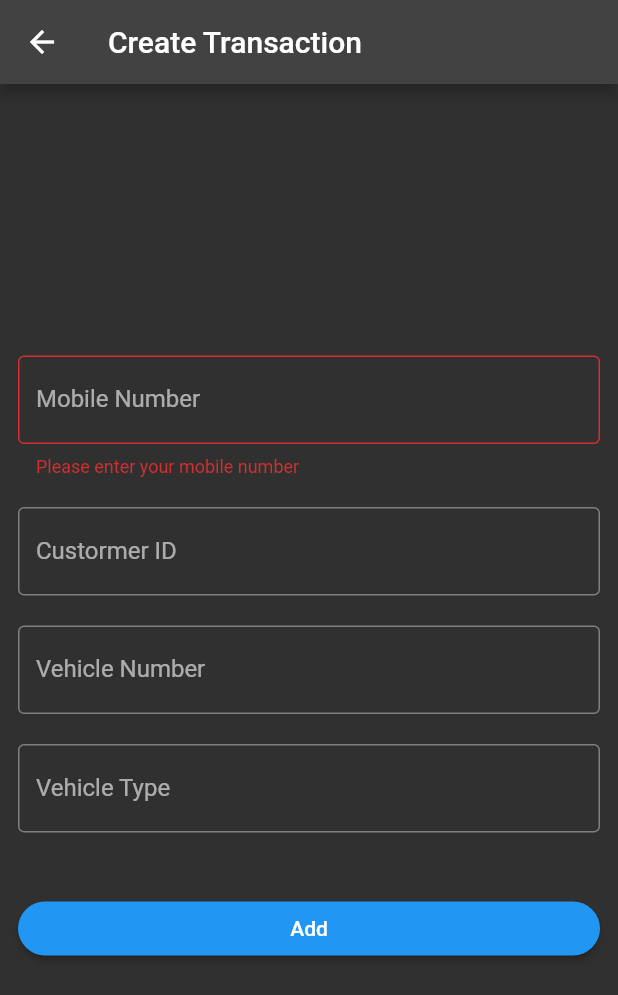
After one commit to AnuroopFarkya11/parkinnapi, a Flutter app: the CreateTransaction screen opened directly, after a tap on "Add", on a phone screen of 412 x 824 dp. The commit adds this screen. Shown: the top 995 px of the screen. Run offline on Flutter 3.47's test engine with Material 2 defaults, Android fonts, the phone set to English and light mode, and no system bars; our stand-ins replace get, shared_preferences; accounts and stored records are empty.

Commit message:
initial commit

```diff
--- a/lib/Modals/transaction_modal.dart
+++ b/lib/Modals/transaction_modal.dart
@@ -14,7 +14,7 @@ class Transaction {
   late DateTime? startTime;
   late DateTime? endTime;
   late String? locationId;
-  late int? amount;
+  late int amount;
   late int? closingBalance;
   late DateTime? createDate;
 
@@ -24,7 +24,7 @@ class Transaction {
       this.startTime,
       this.endTime,
       this.locationId,
-      this.amount,
+      this.amount = 0,
       this.closingBalance,
       this.createDate});
 }
--- /dev/null
+++ b/lib/Screens/transaction_screen/create_controller.dart
@@ -0,0 +1,21 @@
+import 'package:get/get.dart';
+import 'package:flutter/material.dart';
+
+class CreateTransactionController extends GetxController{
+
+  GlobalKey<FormState> mobileKey = GlobalKey<FormState>();
+  GlobalKey<FormState> customerIdKey = GlobalKey<FormState>();
+  GlobalKey<FormState> vehicleTypeKey = GlobalKey<FormState>();
+  GlobalKey<FormState> vehicleNumberKey = GlobalKey<FormState>();
+
+
+  TextEditingController mobileController = TextEditingController();
+  TextEditingController customerIdController = TextEditingController();
+  TextEditingController vehicleTypeController = TextEditingController();
+  TextEditingController vehicleNumberController = TextEditingController();
+
+
+
+
+
+}
--- /dev/null
+++ b/lib/Screens/transaction_screen/create_transaction.dart
@@ -0,0 +1,180 @@
+import 'package:flutter/material.dart';
+import 'package:flutter/services.dart';
+import 'package:get/get.dart';
+import 'package:parkinnapi/Screens/transaction_screen/create_controller.dart';
+
+import '../../Modals/customer_modal.dart';
+import '../../Services/api/api_services.dart';
+class CreateTransaction extends StatefulWidget {
+  const CreateTransaction({Key? key}) : super(key: key);
+
+  @override
+  State<CreateTransaction> createState() => _CreateTransactionState();
+}
+
+class _CreateTransactionState extends State<CreateTransaction> {
+  CreateTransactionController controller = Get.put(CreateTransactionController());
+  @override
+  Widget build(BuildContext context) {
+    return Scaffold(
+      appBar: AppBar(
+        title: const Text("Create Transaction"),
+      ),
+      body: Container(
+        padding: const EdgeInsets.all(12),
+        child: Column(
+          mainAxisAlignment: MainAxisAlignment.center,
+          crossAxisAlignment: CrossAxisAlignment.stretch,
+          children: [
+            Form(
+              key: controller.mobileKey,
+              child: TextFormField(
+                keyboardType: TextInputType.number,
+                inputFormatters: [FilteringTextInputFormatter.digitsOnly],
+                validator: (value) {
+                  if (value!.isEmpty) {
+                    return "Please enter your mobile number";
+                  }
+                },
+                controller: controller.mobileController,
+                decoration: InputDecoration(
+                    border: OutlineInputBorder(), labelText: "Mobile Number"),
+              ),
+            ),
+            const SizedBox(
+              height: 20,
+            ),
+            Form(
+              key: controller.customerIdKey,
+              child: TextFormField(
+                controller: controller.customerIdController,
+                validator: (value) {
+                  if (value!.isEmpty) {
+                    return "Please enter your Customer ID";
+                  }
+                },
+                decoration: InputDecoration(
+                    border: OutlineInputBorder(), labelText: "Custormer ID"),
+              ),
+            ),
+            const SizedBox(
+              height: 20,
+            ),
+            Form(
+              key: controller.vehicleNumberKey,
+              child: TextFormField(
+                validator: (value) {
+                  if (value!.isEmpty) {
+                    return "Please enter your vehicle number";
+                  }
+                },
+                controller: controller.vehicleNumberController,
+                decoration: InputDecoration(
+                    border: OutlineInputBorder(), labelText: "Vehicle Number"),
+              ),
+            ),
+            const SizedBox(
+              height: 20,
+            ),
+            Form(
+              key: controller.vehicleTypeKey,
+              child: TextFormField(
+                controller: controller.vehicleTypeController,
+                validator: (value) {
+                  if (value!.isEmpty) {
+                    return "Please enter your vehicle type";
+                  }
+                },
+                decoration: InputDecoration(
+                    border: OutlineInputBorder(), labelText: "Vehicle Type"),
+              ),
+            ),
+            SizedBox(
+              height: 40,
+            ),
+            ElevatedButton(
+              onPressed: () {
+                if (controller.mobileKey.currentState!.validate() &&
+                    controller.customerIdKey.currentState!.validate() &&
+                    controller.vehicleNumberKey.currentState!.validate() &&
+                    controller.vehicleTypeKey.currentState!.validate()) {
+                  Get.defaultDialog(
+                      content: FutureBuilder(
+                          future: API.addVehicle(
+                              mobileNumber:controller.mobileController.text,
+                              customerId:controller.customerIdController.text,
+                              vehicleType:controller.vehicleTypeController.text,
+                              vehicleNumber:controller.vehicleNumberController.text
+                          ),
+                          builder: (builder, snapshot) {
+                            if (snapshot.connectionState ==
+                                ConnectionState.done) {
+                              if (snapshot.hasError) {
+                                return Center(
+                                  child: Text(snapshot.error.toString()),
+                                );
+                              }
+                              Customer? customer = snapshot.data;
+                              return Column(
+                                children: [
+                                  Text(
+                                      "CUSTOMER NUMBER: ${customer!.mobileNumber}"),
+                                  Text("CUSTOMER ID: ${customer.customerId}"),
+                                  Text("DATE: ${customer.createDate}"),
+                                  Text("BALANCE: ${customer.balance}"),
+                                  Text("HISTORY: ${customer.history}"),
+                                  Text(
+                                      "CURRENT TRANSACTION:  ${customer.currentTransaction}"),
+                                  Text(
+                                    "VEHICLES: ${customer.vehicles}",
+                                    overflow: TextOverflow.ellipsis,
+                                  ),
+                                  TextButton(
+                                      onPressed: () {
+                                        Get.bottomSheet(BottomSheet(
+                                            onClosing: () {},
+                                            builder: (context) {
+                                              return ListView.builder(
+                                                  padding: EdgeInsets.all(12),
+                                                  itemCount: customer
+                                                      .allVehicles!.length,
+                                                  itemBuilder:
+                                                      (context, index) {
+                                                    return Card(
+                                                      elevation: 20,
+                                                      child: ListTile(
+                                                        title: Text(customer
+                                                            .allVehicles![index]
+                                                            .vehicleNumber),
+                                                        subtitle: Text(customer
+                                                            .allVehicles![index]
+                                                            .date),
+                                                        trailing: Text(customer
+                                                            .allVehicles![index]
+                                                            .vehicleType),
+                                                      ),
+                                                    );
+                                                  });
+                                            }));
+                                      },
+                                      child: Text('All vehicles'))
+                                  // TextButton("ALL VEHICLES: ${customer.allVehicles}",overflow: TextOverflow.ellipsis,),
+                                ],
+                              );
+                            } else {
+                              return Center(
+                                child: CircularProgressIndicator(),
+                              );
+                            }
+                          }));
+                }
+              },
+              child: Text("Add"),
+              style: ElevatedButton.styleFrom(shape: StadiumBorder()),
+            )
+          ],
+        ),
+      ),
+    );
+  }
+}
--- a/lib/Services/api/api_services.dart
+++ b/lib/Services/api/api_services.dart
@@ -190,7 +190,6 @@ class API {
 
   static Future createTransaction(
       {required Map<String, String> transactionBody}) async {
-    // todo make a class that consist of all path
     // todo since user is logged in toh usska data toh preferences me haii
     Customer customer;
     String path = "$defaultAPI/api/transaction/create";
@@ -199,26 +198,36 @@ class API {
     Response response = await http.post(url, body: transactionBody);
 
     if (response.statusCode == 200) {
-      Map<dynamic, dynamic> data = json.decode(response.body);
 
-      if (data.length == 2) {
-        throw "Transaction failed";
+      try {
+        customer = decodeCustomer(response);
+      } catch (e) {
+        log(name: "CREATE TRANSACTION API"," EXCEPTION $e");
       }
-
-      customer = Customer();
     } else {
       throw "Failed to load response";
     }
   }
 
+
+
+
+
+
+
+
+
+
+
+
+
+
+
   //                                        DECODING METHODS
 
   static List<Vehicle> decodeVehicleList({required List<dynamic> list}) {
     List<Vehicle> vehicleList = list.map((tempVehicle) {
-      return Vehicle(
-          vehicleNumber: tempVehicle['vehicleNumber'],
-          vehicleType: tempVehicle['vehicleType'],
-          date: tempVehicle['createDate']);
+      return decodeVehicle(vehicle: tempVehicle);
     }).toList();
 
     return vehicleList;
@@ -242,6 +251,34 @@ class API {
         createDate: data['createDate']);
   }
 
+
+
+
+
+  static Transaction decodeTransaction({required dynamic transaction}){
+
+    return Transaction(
+      transactionId: transaction["transactionId"],
+      vehicleData: decodeVehicle(vehicle: transaction["vehicle"]),
+      startTime: transaction["startTime"],
+      endTime: transaction["endTime"],
+      locationId: transaction["locationId"],
+      amount: transaction["amount"],
+      closingBalance: transaction["closingBalance"],
+      createDate: transaction["createDate"]
+
+    );
+
+  }
+
+
+  static Vehicle decodeVehicle({required vehicle}){
+    return Vehicle(
+        vehicleNumber: vehicle['vehicleNumber'],
+        vehicleType: vehicle['vehicleType'],
+        date: vehicle['createDate']);
+  }
+
 // todo doubt that what will
 // static List<Transaction> decodeHistory({required List<dynamic> list})
 // {
```
Also changed, not shown: lib/Screens/homescreen/home_screen.dart (+11 -6 lines).
